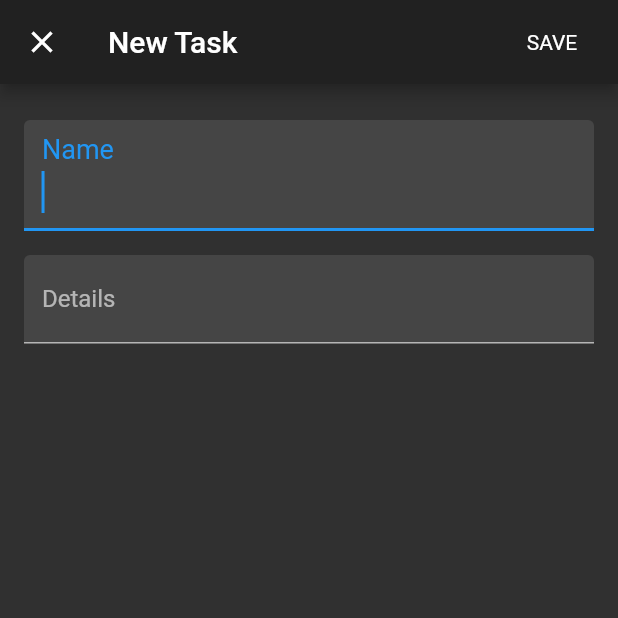
After one commit to martinloesethjensen/flutter-todo-app, a Flutter app: the screen it shows after launch, after a tap on the "add" icon, on a phone screen of 412 x 824 dp, the top half of it. The commit adds this screen. Run offline on Flutter 3.47's test engine with Material 2 defaults, Android fonts, the phone set to English and light mode, and no system bars.

Commit message:
Added add task dialog and save new task to tasks

```diff
--- a/lib/main.dart
+++ b/lib/main.dart
@@ -1,5 +1,5 @@
 import 'package:flutter/material.dart';
-import 'package:todo_app/task_list_view.dart';
+import 'package:todo_app/screens/task_list_view.dart';
 
 void main() => runApp(TodoApp());
 
@@ -8,6 +8,7 @@ class TodoApp extends StatelessWidget {
   Widget build(BuildContext context) {
     return MaterialApp(
       title: "Flutter TODO Demo",
+      theme: ThemeData.dark(),
       home: TaskListView(),
     );
   }
--- /dev/null
+++ b/lib/screens/add_task_dialog.dart
@@ -0,0 +1,69 @@
+import 'package:flutter/cupertino.dart';
+import 'package:flutter/material.dart';
+import 'package:todo_app/model/task.dart';
+
+class AddTaskDialog extends StatefulWidget {
+  @override
+  _AddTaskDialogState createState() => _AddTaskDialogState();
+}
+
+class _AddTaskDialogState extends State<AddTaskDialog> {
+  String _taskName = '';
+  String _taskDetails;
+
+  void _save() {
+    final task = _taskName.isNotEmpty ? Task(_taskName, _taskDetails) : null;
+    Navigator.of(context).pop(task);
+  }
+
+  @override
+  Widget build(BuildContext context) {
+    final ThemeData theme = Theme.of(context);
+
+    return Scaffold(
+      appBar: AppBar(
+        title: Text('New Task'),
+        actions: <Widget>[
+          FlatButton(
+            child: Text(
+              'SAVE',
+              style: theme.textTheme.body1.copyWith(color: Colors.white),
+            ),
+            onPressed: _save,
+          ),
+        ],
+      ),
+      body: Form(
+        child: ListView(
+          padding: const EdgeInsets.all(16.0),
+          children: <Widget>[
+            Container(
+              padding: const EdgeInsets.symmetric(vertical: 8.0),
+              alignment: Alignment.bottomLeft,
+              child: TextField(
+                decoration: const InputDecoration(
+                  labelText: 'Name',
+                  filled: true,
+                ),
+                style: theme.textTheme.headline,
+                onChanged: (value) => _taskName = value,
+                autofocus: true,
+              ),
+            ),
+            Container(
+              padding: const EdgeInsets.symmetric(vertical: 8.0),
+              alignment: Alignment.bottomLeft,
+              child: TextField(
+                decoration: const InputDecoration(
+                  labelText: 'Details',
+                  filled: true,
+                ),
+                onChanged: (value) => _taskDetails = value,
+              ),
+            ),
+          ],
+        ),
+      ),
+    );
+  }
+}
--- a/lib/task_list_view.dart
+++ b/lib/screens/task_list_view.dart
@@ -1,8 +1,8 @@
 import 'package:flutter/cupertino.dart';
 import 'package:flutter/material.dart';
-import 'package:todo_app/add_task_dialog.dart';
+import 'package:todo_app/screens/add_task_dialog.dart';
 
-import 'task.dart';
+import '../model/task.dart';
 
 class TaskListView extends StatefulWidget {
   @override
@@ -21,7 +21,8 @@ class _TaskListViewState extends State<TaskListView> {
           onPressed: () => toggleTask(task)),
       title: Text(task.name),
       subtitle: (task.detail != null) ? Text(task.detail) : null,
-      trailing: Icon(Icons.delete_forever), // TODO: Delete a task
+      trailing: Icon(Icons.delete_forever),
+      // TODO: Delete a task
       onTap: () {}, // TODO: Show details
     );
   }
@@ -50,7 +51,7 @@ class _TaskListViewState extends State<TaskListView> {
         ],
       ),
       floatingActionButton: FloatingActionButton(
-        onPressed: () {},
+        onPressed: _addTask,
         child: Icon(Icons.add),
       ),
     );
@@ -63,14 +64,18 @@ class _TaskListViewState extends State<TaskListView> {
   }
 
   _addTask() async {
-//    final task = await Navigator.push(
-//        context,
-//        MaterialPageRoute(
-//            builder: (context) => AddTaskDialog(), fullscreenDialog: false));
-//    if (task != null) {
-//      setState(() {
-//        Task.tasks.add(task)
-//      });
-//    }
+    final task = await Navigator.push(
+      context,
+      MaterialPageRoute(
+        builder: (context) => AddTaskDialog(),
+        fullscreenDialog: true,
+      ),
+    );
+
+    if (task != null) {
+      setState(() {
+        Task.tasks.add(task);
+      });
+    }
   }
 }
```
Also changed, not shown: lib/add_task_dialog.dart (deleted, +0 -16 lines), lib/model/task.dart (renamed from lib/task.dart).
